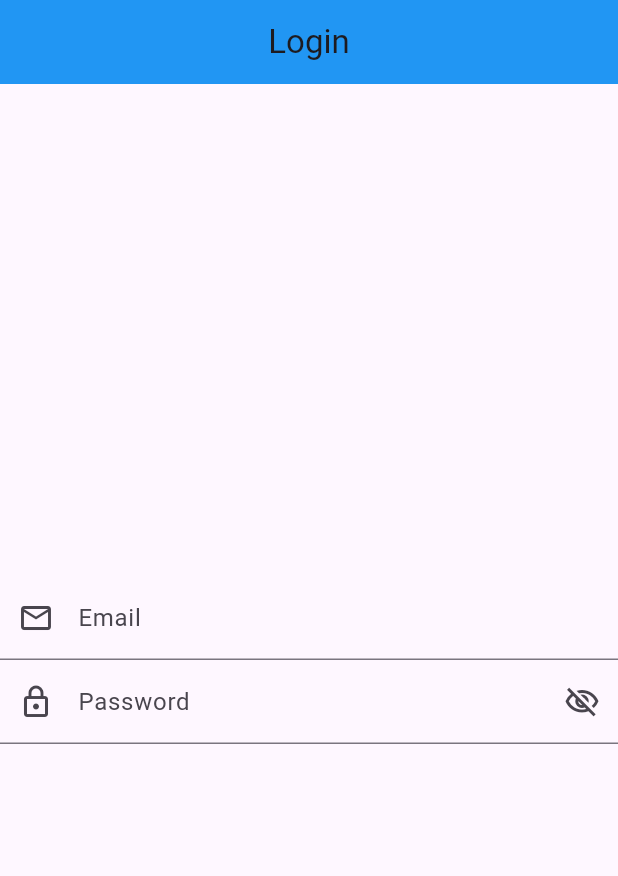
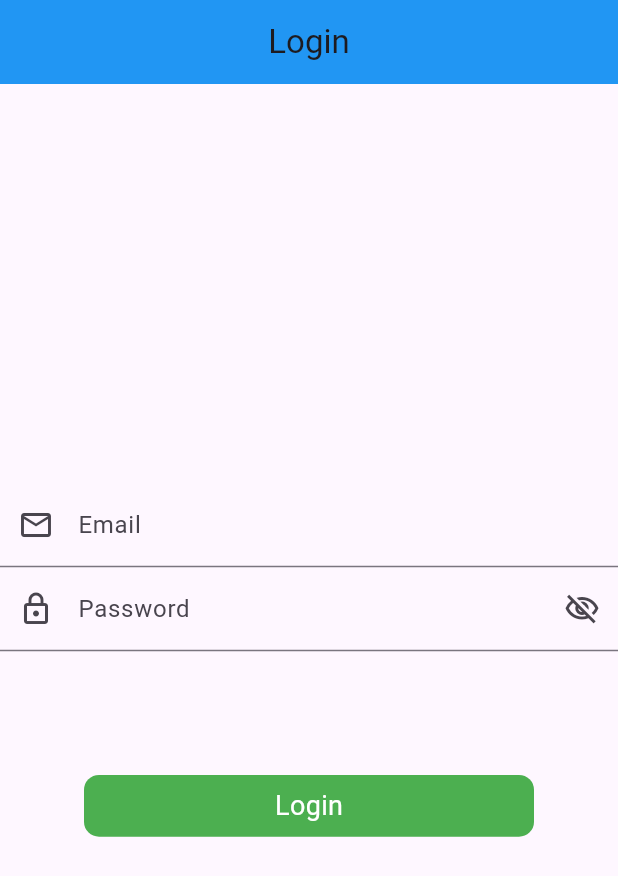
Before and after one commit to Shakshor/mvvm_starting_project_flutter, a Flutter app: the screen it shows after launch, on a phone screen of 412 x 824 dp. Shown: the top 876 px of the screen. Run offline on Flutter 3.47's test engine with Material 2 defaults, Android fonts, the phone set to English and light mode, and no system bars; our stand-ins replace another_flushbar, fluttertoast.

Commit message:
component creating and value listenable provider use and toggle the icon with value

```diff
--- /dev/null
+++ b/lib/res/colors.dart
@@ -0,0 +1,13 @@
+import 'package:flutter/material.dart';
+
+
+class AppColors{
+
+  static const Color whiteColor = Colors.white;
+  static const Color blackColor = Colors.black;
+
+
+  static const Color buttonColor = Colors.green;
+
+
+}
--- /dev/null
+++ b/lib/res/components/round_button.dart
@@ -0,0 +1,51 @@
+import 'package:flutter/material.dart';
+import 'package:mvvm_starting_project/res/colors.dart';
+
+
+class RoundButton extends StatelessWidget {
+
+  final String title;
+  final bool loading;
+  final VoidCallback onPress;
+  final double height;
+
+  const RoundButton({super.key,
+    required this.title,
+    this.loading = false,
+    required this.height,
+    required this.onPress,
+  });
+
+  @override
+  Widget build(BuildContext context) {
+    return InkWell(
+
+      onTap: onPress,
+
+      child: Container(
+
+        height: height,
+        width: 300,
+
+        decoration: BoxDecoration(
+          color: AppColors.buttonColor,
+          borderRadius: BorderRadius.circular(10),
+        ),
+
+        child: Center(
+          child: loading ?
+          const CircularProgressIndicator()
+              :
+          Text(
+            title,
+            style: const TextStyle(
+                  fontSize: 18,
+                  color: AppColors.whiteColor
+            ),
+          ),
+        ),
+
+      ),
+    );
+  }
+}
--- a/lib/view/login_screen.dart
+++ b/lib/view/login_screen.dart
@@ -1,6 +1,9 @@
 
 import 'package:flutter/material.dart';
+import 'package:mvvm_starting_project/res/components/round_button.dart';
 import 'package:mvvm_starting_project/utils/Utils.dart';
+// provider
+import 'package:provider/provider.dart';
 import 'package:mvvm_starting_project/utils/routes/routes_name.dart';
 import 'package:mvvm_starting_project/view/home_screen.dart';
 
@@ -15,6 +18,9 @@ class LoginScreen extends StatefulWidget {
 class _LoginScreenState extends State<LoginScreen> {
 
 
+  // state_management
+  ValueNotifier<bool> _obsecurePassword = ValueNotifier<bool>(true);
+
   // text_field_controller
   TextEditingController _emailController = TextEditingController();
   TextEditingController _passwordController = TextEditingController();
@@ -25,8 +31,32 @@ class _LoginScreenState extends State<LoginScreen> {
   FocusNode passwordFocusNode = FocusNode();
 
 
+
+
+  // dispose_function
+  @override
+  void dispose() {
+    // TODO: implement dispose
+    super.dispose();
+
+
+    _passwordController.dispose();
+    _emailController.dispose();
+    _obsecurePassword.dispose();
+
+    emailFocusNode.dispose();
+    passwordFocusNode.dispose();
+
+  }
+
+
   @override
   Widget build(BuildContext context) {
+
+    // screen_height
+    final height = MediaQuery.of(context).size.height;
+    // final width = MediaQuery.of(context).size.width;
+
     return Scaffold(
 
 
@@ -81,6 +111,7 @@ class _LoginScreenState extends State<LoginScreen> {
                   prefixIcon: Icon(Icons.email_outlined)
               ),
 
+              // focus_changing
               onFieldSubmitted: (nextFocusVal){
 
                 // FocusScope.of(context).requestFocus(passwordFocusNode);
@@ -95,20 +126,69 @@ class _LoginScreenState extends State<LoginScreen> {
 
 
             // password_form_field
-            TextFormField(
+            ValueListenableBuilder(
+                valueListenable: _obsecurePassword,
+                builder: (context, value, child){
+                  return TextFormField(
                     controller: _passwordController,
-              obscureText: true,
+                    obscureText: _obsecurePassword.value,
                     obscuringCharacter: '*', // new
                     focusNode: passwordFocusNode, // new
 
-              decoration: const InputDecoration(
+                    decoration:  InputDecoration(
                         hintText: 'Password',
                         labelText: 'Password',
-                  prefixIcon: Icon(Icons.lock_outlined),
-                  suffixIcon: Icon(Icons.visibility_off_outlined)
+                        prefixIcon: const Icon(Icons.lock_outlined),
+
+                        suffixIcon: InkWell(
+                            onTap: (){
+                              _obsecurePassword.value = !_obsecurePassword.value;
+                            },
+                            child: Icon(
+                            _obsecurePassword.value ?  Icons.visibility_off_outlined : Icons.visibility
+                            )
+                        )
+
+
                     ),
 
+                  );
+                }
             ),
+
+
+            // height
+            SizedBox(
+              height: height * 0.1,
+            ),
+
+
+            RoundButton(
+
+                height: height * 0.05,
+                title: 'Login',
+                onPress: (){
+
+
+                  // custom_condition_for_login
+                  if(_emailController.text.isEmpty){
+                    Utils.flushbarErrorMessage('Please enter email', context);
+
+                  }else if(_passwordController.text.isEmpty){
+                    Utils.flushbarErrorMessage('Please enter password', context);
+
+                  }else if(_passwordController.text.length < 6){
+                    Utils.flushbarErrorMessage('Please enter 6 digit password', context);
+
+                  }else{
+                    Utils.flushbarErrorMessage('Login Successful', context);
+                  }
+
+                },
+
+            ),
+
+
 
           ],
         ),
```
Lines whose indentation alone changed are shown as unchanged.
